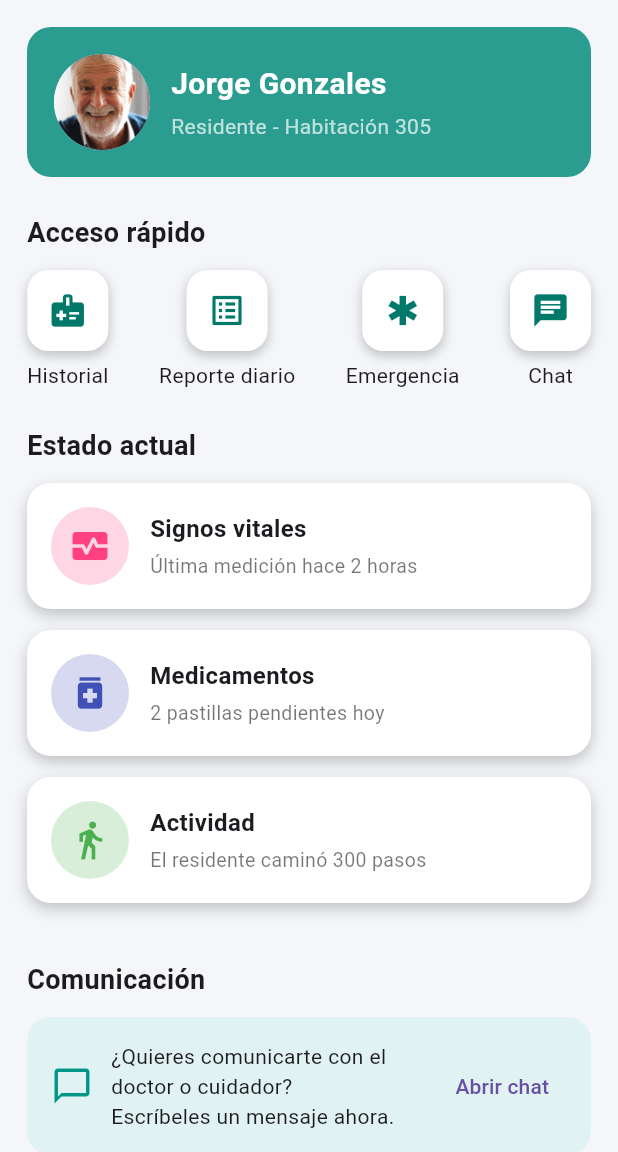
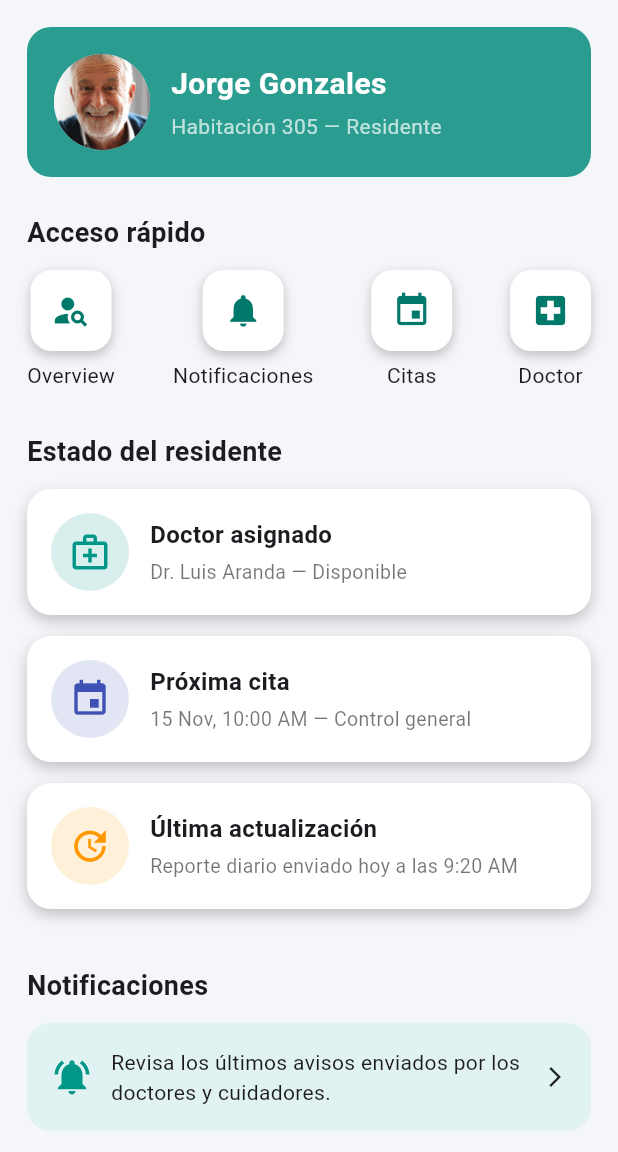
Before and after one commit to DispositivosMoviles-1813-GrupoX/Vitalia-Flutter, a Flutter app: the HomeScreen screen opened by its route, on a phone screen of 412 x 824 dp, the part 84-1236 px from its top. Run offline on Flutter 3.47's test engine with Material 3 defaults, Android fonts, the phone set to English and light mode, and no system bars; our stand-ins replace flutter_riverpod, freezed_annotation, go_router, hooks_riverpod.

Commit message:
add resident screens and update routing in app_router

```diff
--- a/lib/src/features/auth/presentation/home_screen.dart
+++ b/lib/src/features/auth/presentation/home_screen.dart
@@ -1,5 +1,6 @@
 import 'package:flutter/material.dart';
 import 'package:flutter_riverpod/flutter_riverpod.dart';
+import 'package:go_router/go_router.dart';
 import '../application/auth_notifier.dart';
 
 class HomeScreen extends ConsumerWidget {
@@ -36,66 +37,61 @@ class HomeScreen extends ConsumerWidget {
           crossAxisAlignment: CrossAxisAlignment.start,
           children: [
 
-            // ********** HEADER **********
+            /// -- HEADER --
             _residentHeader(),
 
             const SizedBox(height: 24),
 
-            // *******************
             const Text(
               "Acceso rápido",
               style: TextStyle(fontSize: 18, fontWeight: FontWeight.w600),
             ),
             const SizedBox(height: 12),
-            _quickActions(),
+            _quickActions(context),
 
-            const SizedBox(height: 24),
+            const SizedBox(height: 28),
 
-            // ********************
             const Text(
-              "Estado actual",
+              "Estado del residente",
               style: TextStyle(fontSize: 18, fontWeight: FontWeight.w600),
             ),
             const SizedBox(height: 12),
 
             _statusCard(
-              title: "Signos vitales",
-              subtitle: "Última medición hace 2 horas",
-              icon: Icons.monitor_heart,
-              color: Colors.pinkAccent,
+              title: "Doctor asignado",
+              subtitle: "Dr. Luis Aranda — Disponible",
+              icon: Icons.medical_services_outlined,
+              color: Colors.teal,
             ),
-
             _statusCard(
-              title: "Medicamentos",
-              subtitle: "2 pastillas pendientes hoy",
-              icon: Icons.medication,
+              title: "Próxima cita",
+              subtitle: "15 Nov, 10:00 AM — Control general",
+              icon: Icons.event,
               color: Colors.indigo,
             ),
-
             _statusCard(
-              title: "Actividad",
-              subtitle: "El residente caminó 300 pasos",
-              icon: Icons.directions_walk,
-              color: Colors.green,
+              title: "Última actualización",
+              subtitle: "Reporte diario enviado hoy a las 9:20 AM",
+              icon: Icons.update,
+              color: Colors.orange,
             ),
 
             const SizedBox(height: 24),
 
-            // ********************
+            /// -- NOTIFICATIONS --
             const Text(
-              "Comunicación",
+              "Notificaciones",
               style: TextStyle(fontSize: 18, fontWeight: FontWeight.w600),
             ),
-
             const SizedBox(height: 12),
-            _messageCard(),
+            _notificationsCard(context),
           ],
         ),
       ),
     );
   }
 
-
+  /// ========== HEADER==========
   Widget _residentHeader() {
     return Container(
       padding: const EdgeInsets.all(18),
@@ -125,7 +121,7 @@ class HomeScreen extends ConsumerWidget {
                 ),
                 SizedBox(height: 4),
                 Text(
-                  "Residente - Habitación 305",
+                  "Habitación 305 — Residente",
                   style: TextStyle(
                     color: Colors.white70,
                     fontSize: 14,
@@ -139,20 +135,30 @@ class HomeScreen extends ConsumerWidget {
     );
   }
 
-  Widget _quickActions() {
+  Widget _quickActions(BuildContext context) {
     return Row(
       mainAxisAlignment: MainAxisAlignment.spaceBetween,
       children: [
-        _actionItem(Icons.medical_information, "Historial"),
-        _actionItem(Icons.list_alt, "Reporte diario"),
-        _actionItem(Icons.emergency, "Emergencia"),
-        _actionItem(Icons.chat, "Chat"),
+        _actionItem(Icons.person_search, "Overview", onTap: () {
+          context.push('/resident');
+        }),
+        _actionItem(Icons.notifications, "Notificaciones", onTap: () {
+          context.push('/notifications');
+        }),
+        _actionItem(Icons.event, "Citas", onTap: () {
+          context.push('/appointments');
+        }),
+        _actionItem(Icons.local_hospital, "Doctor", onTap: () {
+          context.push('/resident/doctor');
+        }),
       ],
     );
   }
 
-  Widget _actionItem(IconData icon, String label) {
-    return Column(
+  Widget _actionItem(IconData icon, String label, {VoidCallback? onTap}) {
+    return GestureDetector(
+      onTap: onTap,
+      child: Column(
         children: [
           Container(
             padding: const EdgeInsets.all(14),
@@ -172,9 +178,11 @@ class HomeScreen extends ConsumerWidget {
           const SizedBox(height: 6),
           Text(label),
         ],
+      ),
     );
   }
 
+  /// ========== STATUS CARDS ==========
   Widget _statusCard({
     required String title,
     required String subtitle,
@@ -199,7 +207,7 @@ class HomeScreen extends ConsumerWidget {
         children: [
           CircleAvatar(
             radius: 26,
-            backgroundColor: color.withAlpha(55),
+            backgroundColor: color.withOpacity(.15),
             child: Icon(icon, color: color, size: 28),
           ),
           const SizedBox(width: 14),
@@ -223,8 +231,11 @@ class HomeScreen extends ConsumerWidget {
     );
   }
 
-  Widget _messageCard() {
-    return Container(
+  /// ========== NOTIFICATIONS CARD ==========
+  Widget _notificationsCard(BuildContext context) {
+    return GestureDetector(
+      onTap: () => context.push('/notifications'),
+      child: Container(
         padding: const EdgeInsets.all(16),
         decoration: BoxDecoration(
           color: Colors.teal[50],
@@ -232,19 +243,18 @@ class HomeScreen extends ConsumerWidget {
         ),
         child: Row(
           children: [
-          const Icon(Icons.chat_bubble_outline, size: 28, color: Colors.teal),
+            const Icon(Icons.notifications_active,
+                size: 28, color: Colors.teal),
             const SizedBox(width: 12),
             const Expanded(
               child: Text(
-              "¿Quieres comunicarte con el doctor o cuidador?\nEscríbeles un mensaje ahora.",
+                "Revisa los últimos avisos enviados por los doctores y cuidadores.",
                 style: TextStyle(fontSize: 14),
               ),
             ),
-          TextButton(
-            onPressed: () {},
-            child: const Text("Abrir chat"),
-          )
+            const Icon(Icons.arrow_forward_ios, size: 16),
           ],
+        ),
       ),
     );
   }
```
Also changed, not shown: lib/src/app/config/router/app_router.dart (+13 -0 lines), lib/src/features/resident/domain/resident.dart (added, +22 -0 lines), lib/src/features/resident/domain/resident.freezed.dart (added), lib/src/features/resident/domain/resident.g.dart (added). Lines whose indentation alone changed are shown as unchanged.
